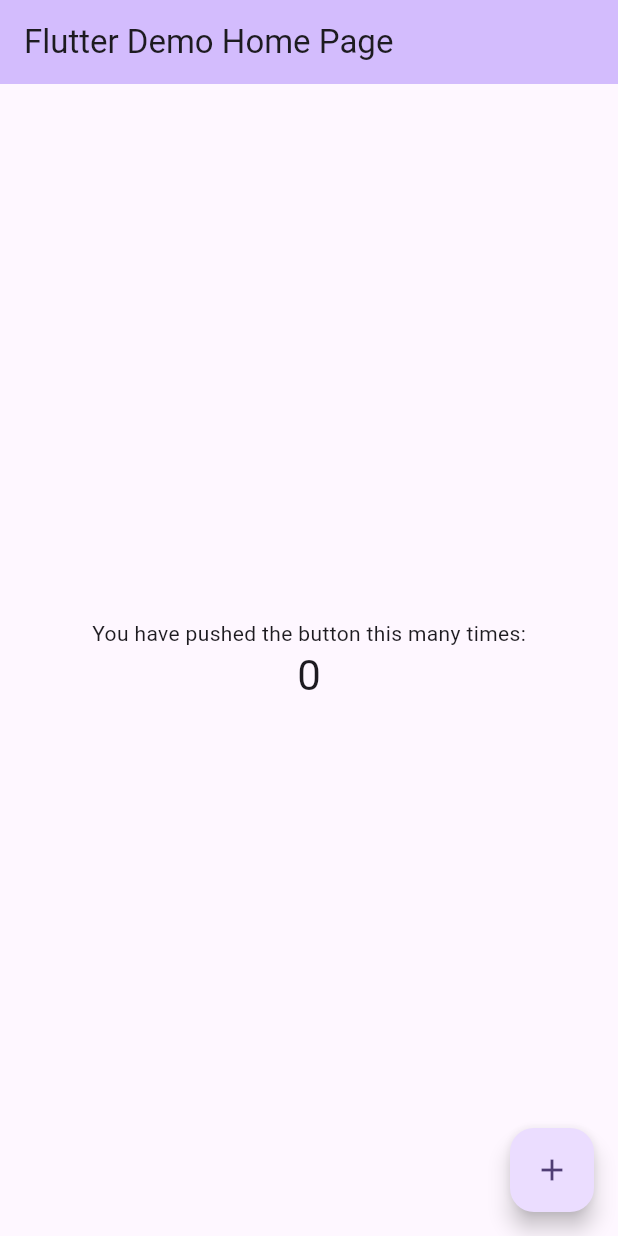
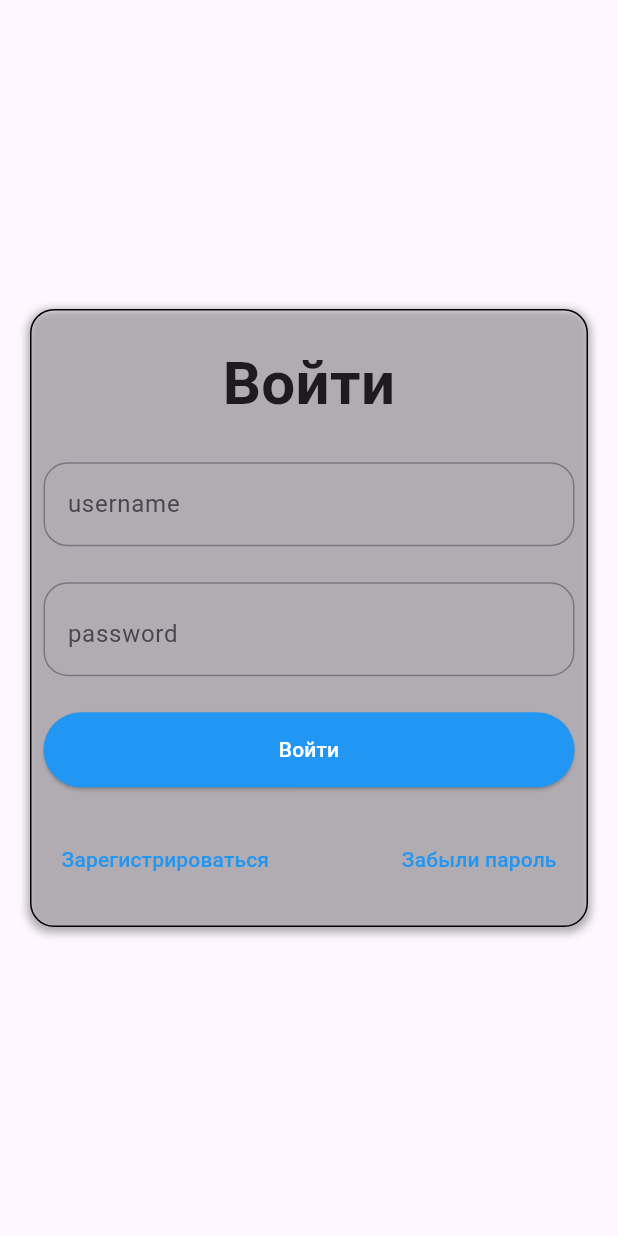
Before and after one commit to Rau0303/mms_chat, a Flutter app: the screen it shows after launch, on a phone screen of 412 x 824 dp. Run offline on Flutter 3.47's test engine with Material 3 defaults, Android fonts, the phone set to English and light mode, and no system bars; our stand-ins replace email_validator.

Commit message:
login register resetPassword screens

```diff
--- a/lib/main.dart
+++ b/lib/main.dart
@@ -1,4 +1,5 @@
 import 'package:flutter/material.dart';
+import 'package:mms_chat/screens/loginScreen.dart';
 
 void main() {
   runApp(const MyApp());
@@ -12,6 +13,7 @@ class MyApp extends StatelessWidget {
   Widget build(BuildContext context) {
     return MaterialApp(
       title: 'Flutter Demo',
+      debugShowCheckedModeBanner: false,
       theme: ThemeData(
         // This is the theme of your application.
         //
@@ -31,95 +33,7 @@ class MyApp extends StatelessWidget {
         colorScheme: ColorScheme.fromSeed(seedColor: Colors.deepPurple),
         useMaterial3: true,
       ),
-      home: const MyHomePage(title: 'Flutter Demo Home Page'),
+      home: const LoginScreen(),
     );
   }
 }
-
-class MyHomePage extends StatefulWidget {
-  const MyHomePage({super.key, required this.title});
-
-  // This widget is the home page of your application. It is stateful, meaning
-  // that it has a State object (defined below) that contains fields that affect
-  // how it looks.
-
-  // This class is the configuration for the state. It holds the values (in this
-  // case the title) provided by the parent (in this case the App widget) and
-  // used by the build method of the State. Fields in a Widget subclass are
-  // always marked "final".
-
-  final String title;
-
-  @override
-  State<MyHomePage> createState() => _MyHomePageState();
-}
-
-class _MyHomePageState extends State<MyHomePage> {
-  int _counter = 0;
-
-  void _incrementCounter() {
-    setState(() {
-      // This call to setState tells the Flutter framework that something has
-      // changed in this State, which causes it to rerun the build method below
-      // so that the display can reflect the updated values. If we changed
-      // _counter without calling setState(), then the build method would not be
-      // called again, and so nothing would appear to happen.
-      _counter++;
-    });
-  }
-
-  @override
-  Widget build(BuildContext context) {
-    // This method is rerun every time setState is called, for instance as done
-    // by the _incrementCounter method above.
-    //
-    // The Flutter framework has been optimized to make rerunning build methods
-    // fast, so that you can just rebuild anything that needs updating rather
-    // than having to individually change instances of widgets.
-    return Scaffold(
-      appBar: AppBar(
-        // TRY THIS: Try changing the color here to a specific color (to
-        // Colors.amber, perhaps?) and trigger a hot reload to see the AppBar
-        // change color while the other colors stay the same.
-        backgroundColor: Theme.of(context).colorScheme.inversePrimary,
-        // Here we take the value from the MyHomePage object that was created by
-        // the App.build method, and use it to set our appbar title.
-        title: Text(widget.title),
-      ),
-      body: Center(
-        // Center is a layout widget. It takes a single child and positions it
-        // in the middle of the parent.
-        child: Column(
-          // Column is also a layout widget. It takes a list of children and
-          // arranges them vertically. By default, it sizes itself to fit its
-          // children horizontally, and tries to be as tall as its parent.
-          //
-          // Column has various properties to control how it sizes itself and
-          // how it positions its children. Here we use mainAxisAlignment to
-          // center the children vertically; the main axis here is the vertical
-          // axis because Columns are vertical (the cross axis would be
-          // horizontal).
-          //
-          // TRY THIS: Invoke "debug painting" (choose the "Toggle Debug Paint"
-          // action in the IDE, or press "p" in the console), to see the
-          // wireframe for each widget.
-          mainAxisAlignment: MainAxisAlignment.center,
-          children: <Widget>[
-            const Text(
-              'You have pushed the button this many times:',
-            ),
-            Text(
-              '$_counter',
-              style: Theme.of(context).textTheme.headlineMedium,
-            ),
-          ],
-        ),
-      ),
-      floatingActionButton: FloatingActionButton(
-        onPressed: _incrementCounter,
-        tooltip: 'Increment',
-        child: const Icon(Icons.add),
-      ), // This trailing comma makes auto-formatting nicer for build methods.
-    );
-  }
-}
--- /dev/null
+++ b/lib/screens/loginScreen.dart
@@ -0,0 +1,106 @@
+import 'package:flutter/material.dart';
+import 'package:mms_chat/screens/registerScreen.dart';
+import 'package:mms_chat/screens/resetPasswordScreen.dart';
+import 'package:mms_chat/widgets/passwordTextField.dart';
+import 'package:mms_chat/widgets/saveElevatedButton.dart';
+import 'package:mms_chat/widgets/usernameTextField.dart';
+
+import '../widgets/customTextButton.dart';
+import '../widgets/labelText.dart';
+class LoginScreen extends StatefulWidget {
+  const LoginScreen({super.key});
+
+  @override
+  State<LoginScreen> createState() => _LoginScreenState();
+}
+
+class _LoginScreenState extends State<LoginScreen> {
+  TextEditingController usernameController = TextEditingController();
+  TextEditingController passwordController = TextEditingController();
+  @override
+  Widget build(BuildContext context) {
+    return Scaffold(
+      body: SafeArea(
+        child: Padding(padding: EdgeInsets.all(20),
+        child: Center(
+          child: Container(
+            width: MediaQuery.of(context).size.width ,
+            height: MediaQuery.of(context).size.height * 0.5,
+            alignment: Alignment.center,
+            decoration: BoxDecoration(
+                color: Colors.transparent.withOpacity(0.0),
+              borderRadius: BorderRadius.circular(16),
+                border: Border.all(
+                  color: Colors.black,
+                  width: 1.0,
+                ),
+              boxShadow: [
+                BoxShadow(
+                  color: Colors.black.withOpacity(0.3),
+
+                  spreadRadius: 2,
+                  blurRadius: 4,
+                  offset: const Offset(0, 2),
+                )
+              ]
+
+            ),
+            child: Padding(
+              padding: const EdgeInsets.all(8.0),
+              child: Column(
+                mainAxisAlignment: MainAxisAlignment.spaceAround,
+                children: [
+                  const LabelText(text: "Войти"),
+                  UsernameTextField(
+                      usernameController: usernameController,
+                      hint: 'username'),
+                  PasswordTextField(
+                      passwordController: passwordController,
+                      hint:'password',
+                      textInputAction: TextInputAction.done),
+                  SaveElevatedButton(
+                      height: 50,
+                      text: "Войти",
+                      onPressed: (){}),
+                  Row(
+                    mainAxisAlignment: MainAxisAlignment.spaceBetween,
+                    children: [
+                      Flexible(
+                        flex: 1,
+                        child: CustomTextButton(
+                          text: "Зарегистрироваться",
+                          onPressed: () {
+                            Navigator.pushAndRemoveUntil(
+                              context,
+                              MaterialPageRoute(builder: (context) => const RegisterScreen()),
+                                  (route) => false,
+                            );
+                          },
+                        ),
+                      ),
+                      SizedBox(width: 16), // Добавляем промежуток между кнопками
+                      Flexible(
+                        flex: 1,
+                        child: CustomTextButton(
+                          text: "Забыли пароль",
+                          onPressed: () {
+                            Navigator.pushAndRemoveUntil(
+                              context,
+                              MaterialPageRoute(builder: (context) => const ResetPasswordScreen()),
+                                  (route) => false,
+                            );
+                          },
+                        ),
+                      ),
+                    ],
+                  ),
+                ],
+              ),
+            ),
+          ),
+        )
+          ,),
+      )
+    );
+  }
+}
--- /dev/null
+++ b/lib/widgets/customTextButton.dart
@@ -0,0 +1,24 @@
+import 'package:flutter/material.dart';
+class CustomTextButton extends StatelessWidget {
+  const CustomTextButton({
+    required this.text,
+    required this.onPressed,
+    Key? key,
+  }) : super(key: key);
+
+  final String text;
+  final VoidCallback onPressed;
+
+  @override
+  Widget build(BuildContext context) {
+    return TextButton(
+      onPressed: onPressed,
+      child: Text(
+        text,
+        style: TextStyle(
+          color: Colors.blue,
+        ),
+      ),
+    );
+  }
+}
--- /dev/null
+++ b/lib/widgets/labelText.dart
@@ -0,0 +1,25 @@
+import 'dart:io';
+
+import 'package:flutter/material.dart';
+class LabelText extends StatelessWidget {
+  const LabelText({
+    Key? key,
+    required this.text,
+  }) : super(key: key);
+
+  final String text;
+
+  @override
+  Widget build(BuildContext context) {
+    return Text(
+      text,
+      textAlign: TextAlign.center,
+      style: const TextStyle(
+
+          fontSize: 40,
+          fontWeight: FontWeight.bold,
+      ),
+
+    );
+  }
+}
--- /dev/null
+++ b/lib/widgets/passwordTextField.dart
@@ -0,0 +1,59 @@
+import 'package:flutter/material.dart';
+
+class PasswordTextField extends StatefulWidget {
+  final TextEditingController passwordController;
+  final String hint;
+  final TextInputAction textInputAction;
+
+
+  const PasswordTextField({
+    Key? key,
+    required this.passwordController,
+    required this.hint,
+    required this.textInputAction
+  }) : super(key: key);
+
+
+
+  @override
+  State<PasswordTextField> createState() => _PasswordTextFieldState();
+}
+
+class _PasswordTextFieldState extends State<PasswordTextField> {
+  bool isHiddenPassword = true;
+  void togglePass(){
+    setState(() {
+      isHiddenPassword = !isHiddenPassword;
+    });
+  }
+
+  @override
+  Widget build(BuildContext context) {
+    return TextFormField(
+      autocorrect: false,
+      controller: widget.passwordController,
+      obscureText: isHiddenPassword,
+      textInputAction: widget.textInputAction,
+      validator: (value) => value != null && value.length < 6
+          ? 'Минимум 6 символов'
+          : null,
+      autovalidateMode: AutovalidateMode.onUserInteraction,
+      decoration: InputDecoration(
+        border:  OutlineInputBorder(
+            borderRadius: BorderRadius.circular(16),
+            borderSide: const BorderSide(color: Colors.blue)
+        ),
+        hintText: widget.hint,
+        suffix: InkWell(
+          onTap: togglePass,
+          child: Icon(
+            isHiddenPassword
+                ? Icons.visibility_off
+                : Icons.visibility,
+            color: Colors.black,
+          ),
+        ),
+      ),
+    );
+  }
+}
--- /dev/null
+++ b/lib/widgets/saveElevatedButton.dart
@@ -0,0 +1,29 @@
+import "package:flutter/material.dart";
+class SaveElevatedButton extends StatelessWidget {
+  const SaveElevatedButton({
+    required this.height,
+    required this.text,
+    required this.onPressed,
+    Key? key,
+  }) : super(key: key);
+
+  final double height;
+  final String text;
+  final VoidCallback onPressed;
+
+  @override
+  Widget build(BuildContext context) {
+    return SizedBox(
+      width: double.infinity,
+      height: height,
+      child: ElevatedButton(
+        onPressed: onPressed,
+        style: ElevatedButton.styleFrom(
+          primary: Colors.blue,
+          onPrimary: Colors.white,
+        ),
+        child: Text(text),
+      ),
+    );
+  }
+}
--- /dev/null
+++ b/lib/widgets/usernameTextField.dart
@@ -0,0 +1,33 @@
+import "package:email_validator/email_validator.dart";
+import "package:flutter/material.dart";
+class UsernameTextField extends StatelessWidget {
+  const UsernameTextField({
+    Key? key,
+    required this.usernameController,
+    required this.hint,
+  }) : super(key: key);
+
+  final TextEditingController usernameController;
+  final String hint;
+
+
+  @override
+  Widget build(BuildContext context) {
+    return TextFormField(
+      controller: usernameController,
+      textInputAction: TextInputAction.next,
+      keyboardType: TextInputType.emailAddress,
+      autocorrect: false,
+      validator: (email) =>
+      email != null && !EmailValidator.validate(email)
+          ? 'Введите правильный Email'
+          : null,
+      decoration: InputDecoration(
+        border: OutlineInputBorder(
+          borderRadius: BorderRadius.circular(16),
+        ),
+        hintText: hint,
+      ),
+    );
+  }
+}
```
Also changed, not shown: lib/screens/registerScreen.dart (added, +90 -0 lines), lib/screens/resetPasswordScreen.dart (added, +55 -0 lines).
